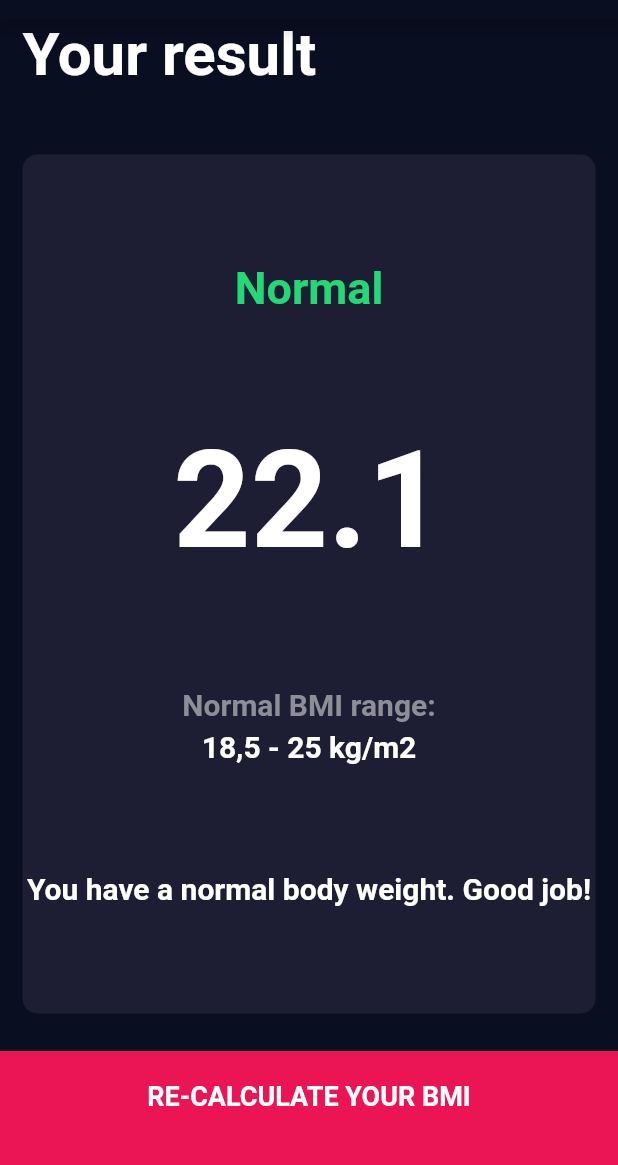
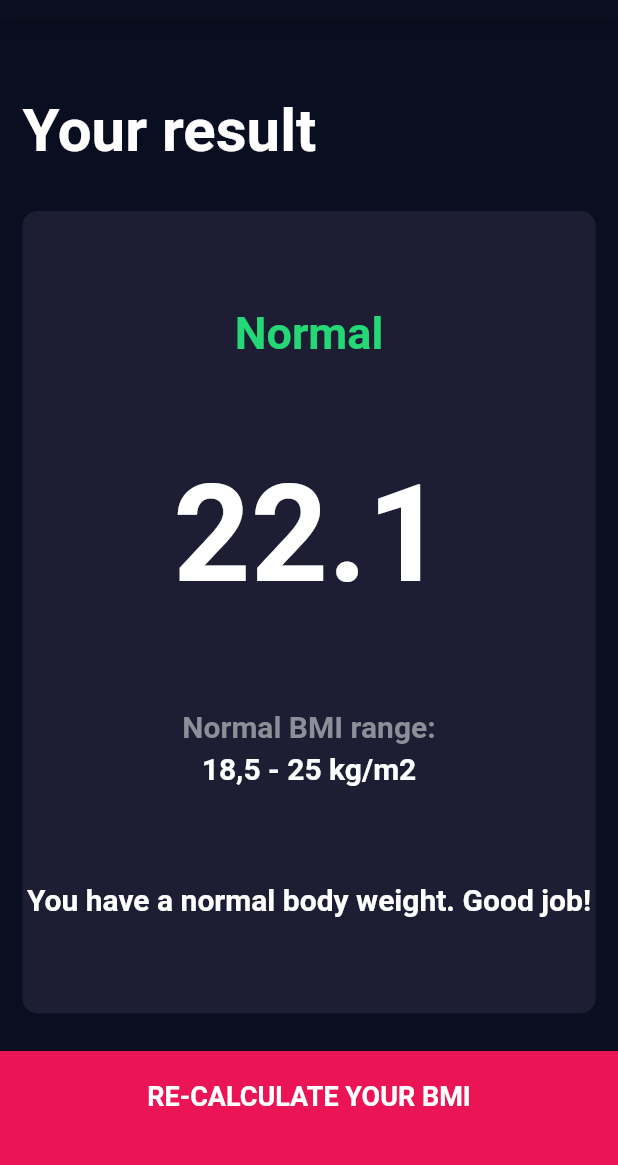
Before and after one commit to helzixxx/bmi_calc_flu, a Flutter app: the ResultsPage screen opened directly, on a phone screen of 412 x 824 dp, the part 65-1230 px from its top. Run offline on Flutter 3.47's test engine with Material 2 defaults, Android fonts, the phone set to English and light mode, and no system bars; our stand-ins replace font_awesome_flutter.

Commit message:
result page fix

```diff
--- a/lib/pages/results_page.dart
+++ b/lib/pages/results_page.dart
@@ -16,17 +16,18 @@ class ResultsPage extends StatelessWidget {
         crossAxisAlignment: CrossAxisAlignment.stretch,
         mainAxisAlignment: MainAxisAlignment.spaceEvenly,
         children: [
-          const Expanded(
-            child: Padding(
-              padding: EdgeInsets.only(left: 15.0),
-              child: Text(
+          Expanded(
+            child: Container(
+              padding: const EdgeInsets.all(15.0),
+              alignment: Alignment.bottomLeft,
+              child: const Text(
                 'Your result',
                 style: kTitleTextStyle,
               ),
             ),
           ),
           Expanded(
-            flex: 8,
+            flex: 5,
             child: ReusableCard(
               color: kActiveCardColor,
               cardChild: const Column(
```
